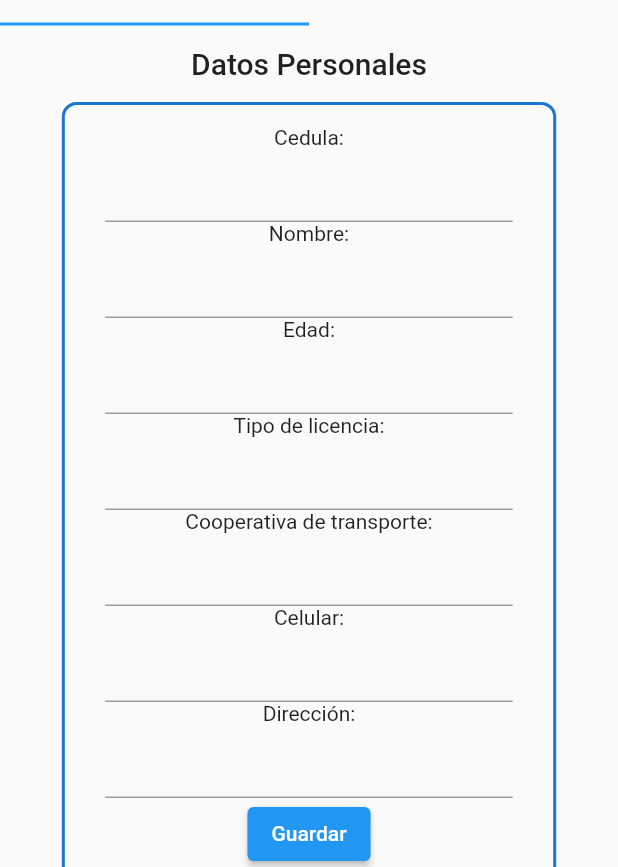
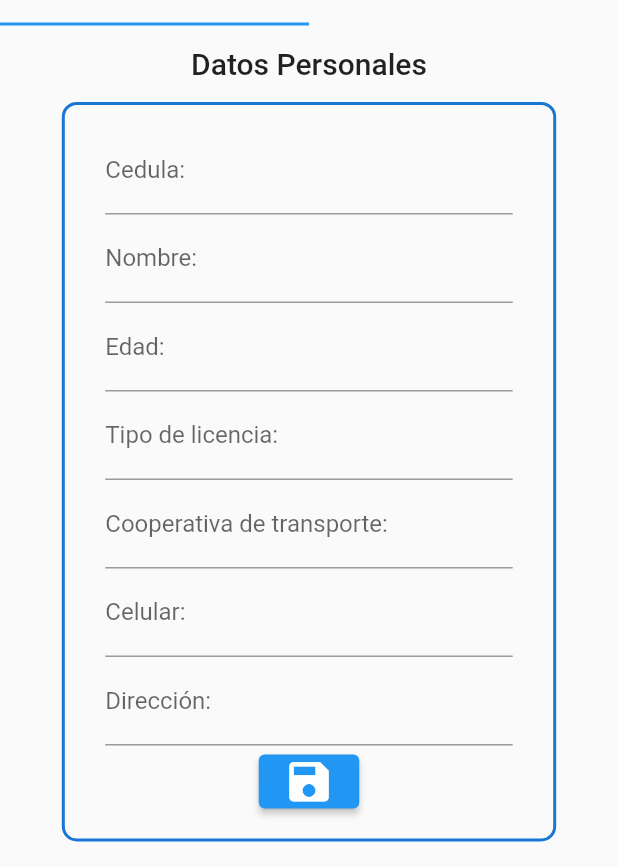
Before and after one commit to JhonatanChiluisa/Enviproduct, a Flutter app: the screen it shows after launch, after a tap on "Crear Perfil", on a phone screen of 412 x 824 dp, the part 369-1236 px from its top. Run offline on Flutter 3.47's test engine with Material 2 defaults, Android fonts, the phone set to English and light mode, and no system bars; our stand-ins replace firebase_core, flutter_screenutil, image_picker, shared_preferences, syncfusion_flutter_gauges; accounts and stored records are empty; network calls fail.

Commit message:
update menu

```diff
--- a/lib/src/widgets/inicio_widget.dart
+++ b/lib/src/widgets/inicio_widget.dart
@@ -22,6 +22,7 @@ class InicioWidget extends StatelessWidget {
           child: ListTile(
             leading: const Icon(Icons.account_circle_rounded, size: 40.0, color: Colors.tealAccent,),
             title: const Text('Crear Perfil', style: TextStyle(fontSize: 20.0),),
+            trailing: const Icon(Icons.arrow_forward_ios),
             onTap:  () {
           Navigator.push<void>(
             context,
@@ -38,6 +39,7 @@ class InicioWidget extends StatelessWidget {
           child: ListTile(
             leading: const Icon(Icons.map_sharp, size: 40.0,),
             title: const Text('Mapa', style: TextStyle(fontSize: 20.0),),
+            trailing: const Icon(Icons.arrow_forward_ios),
             onTap:  () {
           Navigator.push<void>(
             context,
@@ -54,7 +56,7 @@ class InicioWidget extends StatelessWidget {
           child: ListTile(
             leading: Icon(Icons.calendar_today_rounded, size: 40.0,),
             title: Text('Calendario', style: TextStyle(fontSize: 20.0),),
-
+            trailing: Icon(Icons.arrow_forward_ios),
           ),
         ),
         Card(
@@ -63,6 +65,7 @@ class InicioWidget extends StatelessWidget {
           child: ListTile(
             leading: const Icon(Icons.speed_rounded, size: 40.0,),
             title: const Text('Velocímetro', style: TextStyle(fontSize: 20.0),),
+             trailing: const Icon(Icons.arrow_forward_ios),
             onTap: () {
           Navigator.push<void>(
             context,
@@ -79,7 +82,8 @@ class InicioWidget extends StatelessWidget {
           child: ListTile(
             leading: const Icon(Icons.assignment_late_sharp, size: 40.0,),
             title: const Text('Entregas', style: TextStyle(fontSize: 20.0),),
-             onTap: () {
+            trailing: const Icon(Icons.arrow_forward_ios),
+            onTap: () {
           Navigator.push<void>(
             context,
             MaterialPageRoute<void>(
@@ -96,6 +100,7 @@ class InicioWidget extends StatelessWidget {
           child: ListTile(
             leading: Icon(Icons.business_rounded, size: 40.0,),
             title: Text('Proveedores', style: TextStyle(fontSize: 20.0),),
+            trailing: Icon(Icons.arrow_forward_ios),
           ),
         ),
       ]
--- a/lib/src/widgets/perfil_datails_form_widget.dart
+++ b/lib/src/widgets/perfil_datails_form_widget.dart
@@ -44,20 +44,34 @@ class _PerfilDetailsFormWidgetState extends State<PerfilDetailsFormWidget> {
                       vertical: 14.0, horizontal: 7.0),
                   child: Column(
                     children: [
-                      const Text("Cedula:"),
-                      TextFormField(),
-                      const Text("Nombre:"),
-                      TextFormField(),
-                      const Text("Edad:"),
-                      TextFormField(),
-                      const Text("Tipo de licencia:"),
-                      TextFormField(),
-                      const Text("Cooperativa de transporte:"),
-                      TextFormField(),
-                      const Text("Celular:"),
-                      TextFormField(),
-                      const Text("Dirección:"),
-                      TextFormField(),
+                      TextFormField(
+                        decoration: const InputDecoration(
+                            labelText: "Cedula: "),
+                      ),
+                      TextFormField(
+                        decoration: const InputDecoration(
+                            labelText: "Nombre: "),
+                      ),
+                      TextFormField(
+                        decoration: const InputDecoration(
+                            labelText: "Edad: "),
+                      ),
+                      TextFormField(
+                        decoration: const InputDecoration(
+                            labelText: "Tipo de licencia: "),
+                      ),
+                      TextFormField(
+                        decoration: const InputDecoration(
+                            labelText: "Cooperativa de transporte: "),
+                      ),
+                      TextFormField(
+                        decoration: const InputDecoration(
+                            labelText: "Celular: "),
+                      ),
+                      TextFormField(
+                        decoration: const InputDecoration(
+                            labelText: "Dirección: "),
+                      ),
                       ElevatedButton(
                           onPressed: () {
                           // Validate returns true if the form is valid, or false otherwise.
@@ -69,7 +83,7 @@ class _PerfilDetailsFormWidgetState extends State<PerfilDetailsFormWidget> {
                             );
                           }
                         },
-                        child: const Text('Guardar'),
+                        child: const Icon(Icons.save, size: 35.0,)
                       ),
                       ],
                   ),
--- a/lib/src/widgets/perfil_datails_foto_widget.dart
+++ b/lib/src/widgets/perfil_datails_foto_widget.dart
@@ -29,7 +29,7 @@ class _PerfilDetailsFotoWidgetState extends State<PerfilDetailsFotoWidget> {
           Padding(
             padding: const EdgeInsets.symmetric(vertical: 14.0),
             child: Text(
-              "Cree su foto de perfil",
+              "Selecionar foto",
               style: Theme.of(context).textTheme.headline6,
             ),
           ),
```
